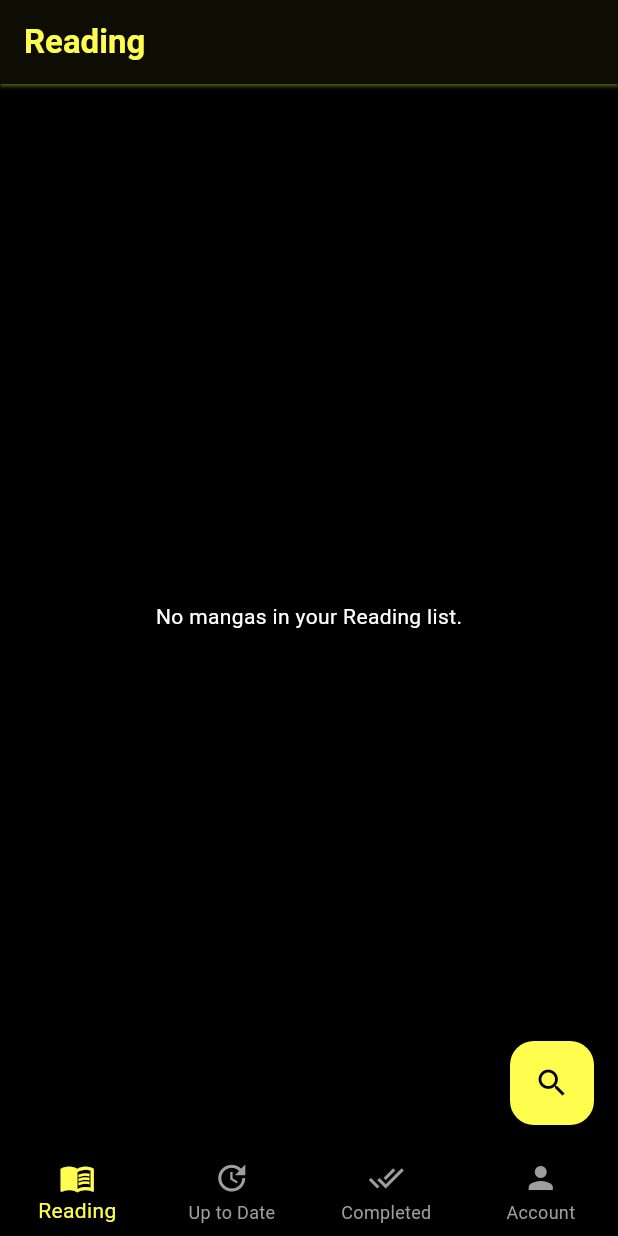
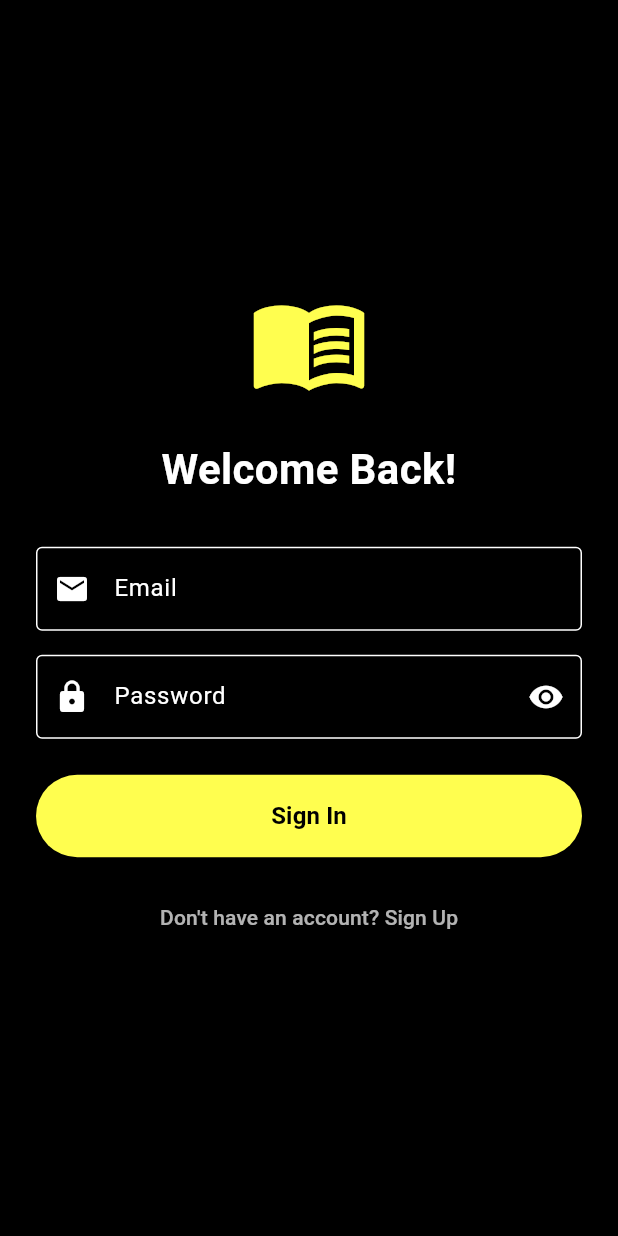
Before and after one commit to LucasSimoesSilva/manga-tracker, a Flutter app: the screen it shows after launch, on a phone screen of 412 x 824 dp. Run offline on Flutter 3.47's test engine with Material 3 defaults, Android fonts, the phone set to English and light mode, and no system bars; our stand-ins replace supabase_flutter; accounts and stored records are empty.

Commit message:
feat(auth): implement authentication flow with Supabase GoTrue
- Create AuthGate to listen to session state and handle navigation.
- Add LoginScreen with email/password inputs, visibility toggle, and auth toggling.
- Implement login and registration logic targeting Supabase Auth.
- Update AccountScreen to display active user email and handle secure sign out.
- Update root application to use AuthGate as the initial route.

```diff
--- a/lib/main.dart
+++ b/lib/main.dart
@@ -1,6 +1,6 @@
 import 'package:flutter/material.dart';
 import 'package:supabase_flutter/supabase_flutter.dart';
-import 'screens/main_screen.dart';
+import 'screens/auth_gate.dart';
 
 Future<void> main() async {
   WidgetsFlutterBinding.ensureInitialized();
@@ -45,7 +45,7 @@ class MyMangaApp extends StatelessWidget {
         ),
         useMaterial3: true,
       ),
-      home: const MainScreen(),
+      home: const AuthGate(),
     );
   }
 }
--- /dev/null
+++ b/lib/screens/auth_gate.dart
@@ -0,0 +1,31 @@
+import 'package:flutter/material.dart';
+import 'package:supabase_flutter/supabase_flutter.dart';
+import 'login_screen.dart';
+import 'main_screen.dart';
+
+class AuthGate extends StatelessWidget {
+  const AuthGate({super.key});
+
+  @override
+  Widget build(BuildContext context) {
+    return StreamBuilder<AuthState>(
+      stream: Supabase.instance.client.auth.onAuthStateChange,
+      builder: (context, snapshot) {
+        if (snapshot.connectionState == ConnectionState.waiting) {
+          return const Scaffold(
+            body: Center(
+              child: CircularProgressIndicator(color: Color(0xFFFFFE4F)),
+            ),
+          );
+        }
+
+        final session = snapshot.data?.session;
+        if (session != null) {
+          return const MainScreen();
+        }
+
+        return const LoginScreen();
+      },
+    );
+  }
+}
--- /dev/null
+++ b/lib/screens/login_screen.dart
@@ -0,0 +1,134 @@
+import 'package:flutter/material.dart';
+import 'package:supabase_flutter/supabase_flutter.dart';
+
+class LoginScreen extends StatefulWidget {
+  const LoginScreen({super.key});
+
+  @override
+  State<LoginScreen> createState() => _LoginScreenState();
+}
+
+class _LoginScreenState extends State<LoginScreen> {
+  final _emailController = TextEditingController();
+  final _passwordController = TextEditingController();
+  bool _isLoading = false;
+  bool _isLogin = true;
+  bool _obscurePassword = true;
+
+  Future<void> _authenticate() async {
+    setState(() => _isLoading = true);
+    try {
+      if (_isLogin) {
+        await Supabase.instance.client.auth.signInWithPassword(
+          email: _emailController.text.trim(),
+          password: _passwordController.text.trim(),
+        );
+      } else {
+        await Supabase.instance.client.auth.signUp(
+          email: _emailController.text.trim(),
+          password: _passwordController.text.trim(),
+        );
+      }
+    } catch (e) {
+      if (mounted) {
+        ScaffoldMessenger.of(context).showSnackBar(
+          SnackBar(content: Text('Error: $e'), backgroundColor: Colors.red),
+        );
+      }
+    } finally {
+      if (mounted) setState(() => _isLoading = false);
+    }
+  }
+
+  @override
+  Widget build(BuildContext context) {
+    return Scaffold(
+      body: Center(
+        child: SingleChildScrollView(
+          padding: const EdgeInsets.all(24.0),
+          child: Column(
+            mainAxisAlignment: MainAxisAlignment.center,
+            crossAxisAlignment: CrossAxisAlignment.stretch,
+            children: [
+              const Icon(Icons.menu_book, size: 80, color: Color(0xFFFFFE4F)),
+              const SizedBox(height: 24),
+              Text(
+                _isLogin ? 'Welcome Back!' : 'Create Account',
+                textAlign: TextAlign.center,
+                style: const TextStyle(
+                  fontSize: 28,
+                  fontWeight: FontWeight.bold,
+                  color: Colors.white,
+                ),
+              ),
+              const SizedBox(height: 32),
+              TextField(
+                controller: _emailController,
+                keyboardType: TextInputType.emailAddress,
+                decoration: const InputDecoration(
+                  labelText: 'Email',
+                  border: OutlineInputBorder(),
+                  prefixIcon: Icon(Icons.email),
+                ),
+              ),
+              const SizedBox(height: 16),
+              TextField(
+                controller: _passwordController,
+                obscureText: _obscurePassword,
+                decoration: InputDecoration(
+                  labelText: 'Password',
+                  border: const OutlineInputBorder(),
+                  prefixIcon: const Icon(Icons.lock),
+                  suffixIcon: IconButton(
+                    icon: Icon(
+                      _obscurePassword
+                          ? Icons.visibility
+                          : Icons.visibility_off,
+                    ),
+                    onPressed: () {
+                      setState(() {
+                        _obscurePassword = !_obscurePassword;
+                      });
+                    },
+                  ),
+                ),
+              ),
+              const SizedBox(height: 24),
+              ElevatedButton(
+                onPressed: _isLoading ? null : _authenticate,
+                style: ElevatedButton.styleFrom(
+                  padding: const EdgeInsets.symmetric(vertical: 16),
+                  backgroundColor: Theme.of(context).primaryColor,
+                  foregroundColor: Colors.black,
+                ),
+                child: _isLoading
+                    ? const CircularProgressIndicator(color: Colors.black)
+                    : Text(
+                        _isLogin ? 'Sign In' : 'Sign Up',
+                        style: const TextStyle(
+                          fontSize: 16,
+                          fontWeight: FontWeight.bold,
+                        ),
+                      ),
+              ),
+              const SizedBox(height: 16),
+              TextButton(
+                onPressed: () {
+                  setState(() {
+                    _isLogin = !_isLogin;
+                  });
+                },
+                child: Text(
+                  _isLogin
+                      ? "Don't have an account? Sign Up"
+                      : "Already have an account? Sign In",
+                  style: const TextStyle(color: Colors.white70),
+                ),
+              ),
+            ],
+          ),
+        ),
+      ),
+    );
+  }
+}
```
Also changed, not shown: lib/screens/main_screen.dart (+39 -3 lines).
